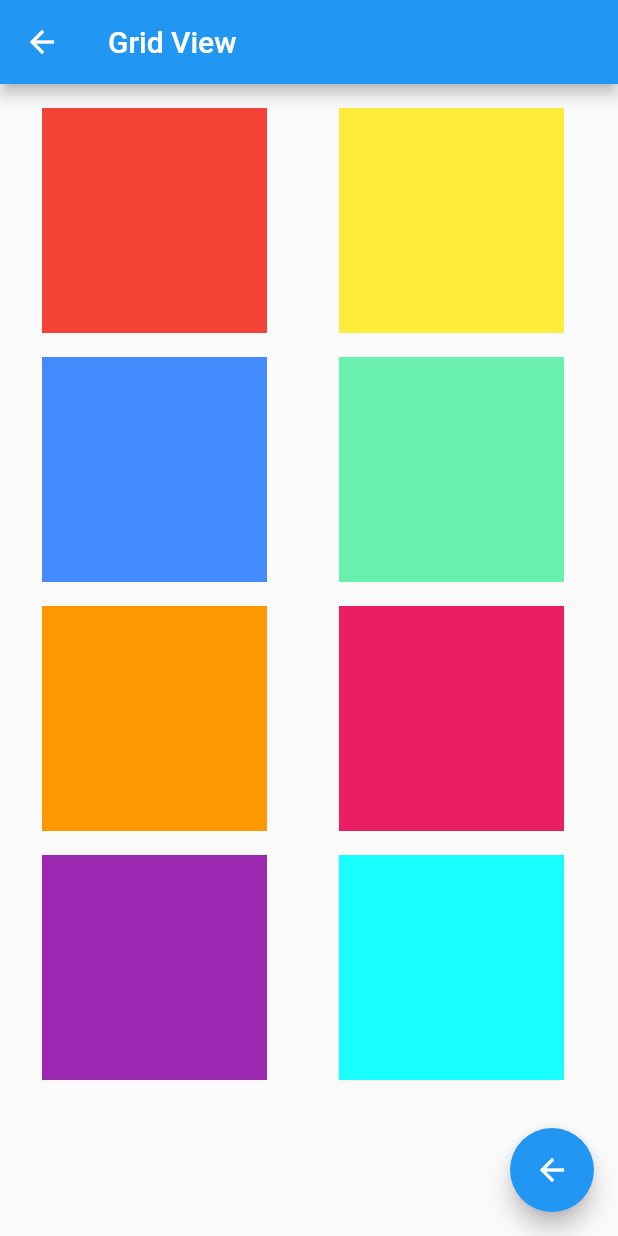
After one commit to imrishuroy/Flutter-Learner, a Flutter app: the GridViewClass screen opened directly, on a phone screen of 412 x 824 dp. The commit adds this screen. Run offline on Flutter 3.47's test engine with Material 2 defaults, Android fonts, the phone set to English and light mode, and no system bars; network calls fail.

Commit message:
GridBoxes Added

```diff
--- /dev/null
+++ b/lib/grid_view.dart
@@ -0,0 +1,124 @@
+import 'package:flutter/material.dart';
+
+void main() => Grid();
+
+class Grid extends StatelessWidget {
+  @override
+  Widget build(BuildContext context) {
+    return MaterialApp(
+      title: 'Grid View',
+      home: GridViewClass(),
+    );
+  }
+}
+
+class GridViewClass extends StatelessWidget {
+  @override
+  Widget build(BuildContext context) {
+    return Scaffold(
+      floatingActionButton: FloatingActionButton(
+        onPressed: () {
+          Navigator.pop(context);
+        },
+        child: Icon(Icons.arrow_back),
+      ),
+      appBar: AppBar(
+        title: Text('Grid View '),
+      ),
+      body: Padding(
+        padding: const EdgeInsets.all(8.0),
+        child: ListView(
+          children: [
+            Row(
+              mainAxisAlignment: MainAxisAlignment.spaceAround,
+              children: [
+                Container(
+                  height: 150,
+                  width: 150,
+                  color: Colors.red,
+                ),
+                Padding(
+                  padding: const EdgeInsets.all(8.0),
+                  child: Container(
+                    width: 150,
+                    height: 150,
+                    color: Colors.yellow,
+                  ),
+                ),
+              ],
+            ),
+            Column(
+              mainAxisAlignment: MainAxisAlignment.start,
+              children: [
+                Row(
+                  mainAxisAlignment: MainAxisAlignment.spaceAround,
+                  children: [
+                    Container(
+                      height: 150,
+                      width: 150,
+                      color: Colors.blueAccent,
+                    ),
+                    Padding(
+                      padding: const EdgeInsets.all(8.0),
+                      child: Container(
+                        height: 150,
+                        width: 150,
+                        color: Colors.greenAccent,
+                      ),
+                    ),
+                  ],
+                )
+              ],
+            ),
+            Column(
+              mainAxisAlignment: MainAxisAlignment.start,
+              children: [
+                Row(
+                  mainAxisAlignment: MainAxisAlignment.spaceAround,
+                  children: [
+                    Container(
+                      height: 150,
+                      width: 150,
+                      color: Colors.orange,
+                    ),
+                    Padding(
+                      padding: const EdgeInsets.all(8.0),
+                      child: Container(
+                        width: 150,
+                        height: 150,
+                        color: Colors.pink,
+                      ),
+                    ),
+                  ],
+                ),
+              ],
+            ),
+            Column(
+              mainAxisAlignment: MainAxisAlignment.start,
+              children: [
+                Row(
+                  mainAxisAlignment: MainAxisAlignment.spaceAround,
+                  children: [
+                    Container(
+                      height: 150,
+                      width: 150,
+                      color: Colors.purple,
+                    ),
+                    Padding(
+                      padding: const EdgeInsets.all(8.0),
+                      child: Container(
+                        width: 150,
+                        height: 150,
+                        color: Colors.cyanAccent,
+                      ),
+                    ),
+                  ],
+                ),
+              ],
+            ),
+          ],
+        ),
+      ),
+    );
+  }
+}
--- a/lib/state.dart
+++ b/lib/state.dart
@@ -1,4 +1,5 @@
 import 'package:flutter/material.dart';
+import 'package:flutter_learn/grid_view.dart';
 
 void main() {
   runApp(StateExample());
@@ -24,6 +25,16 @@ class _StateAppState extends State<StateApp> {
   @override
   Widget build(BuildContext context) {
     return Scaffold(
+      floatingActionButton: FloatingActionButton(
+        onPressed: () {
+          Navigator.push(
+              context,
+              MaterialPageRoute(
+                builder: (context) => GridViewClass(),
+              ));
+        },
+        child: Icon(Icons.navigate_next),
+      ),
       appBar: AppBar(
         title: Text('State Example'),
       ),
@@ -50,7 +61,7 @@ class _StateAppState extends State<StateApp> {
 
   _callStateChange() {
     setState(() {
-      statement = 'State Chnaged';
+      statement = 'State Changed';
     });
   }
 }
```
